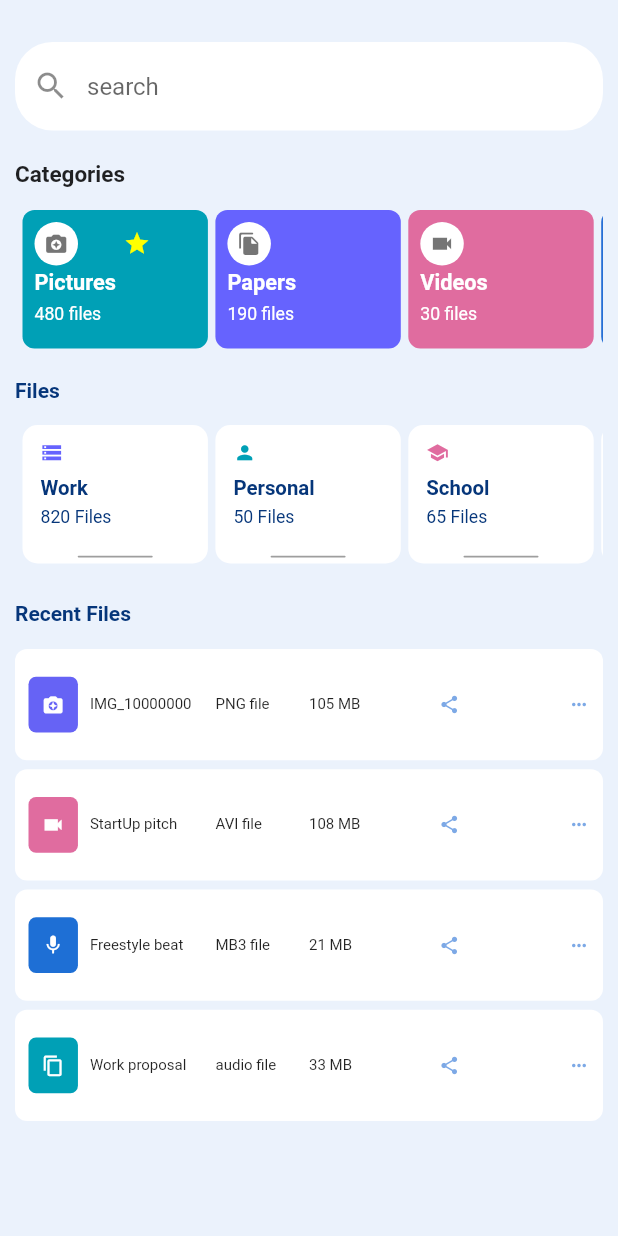
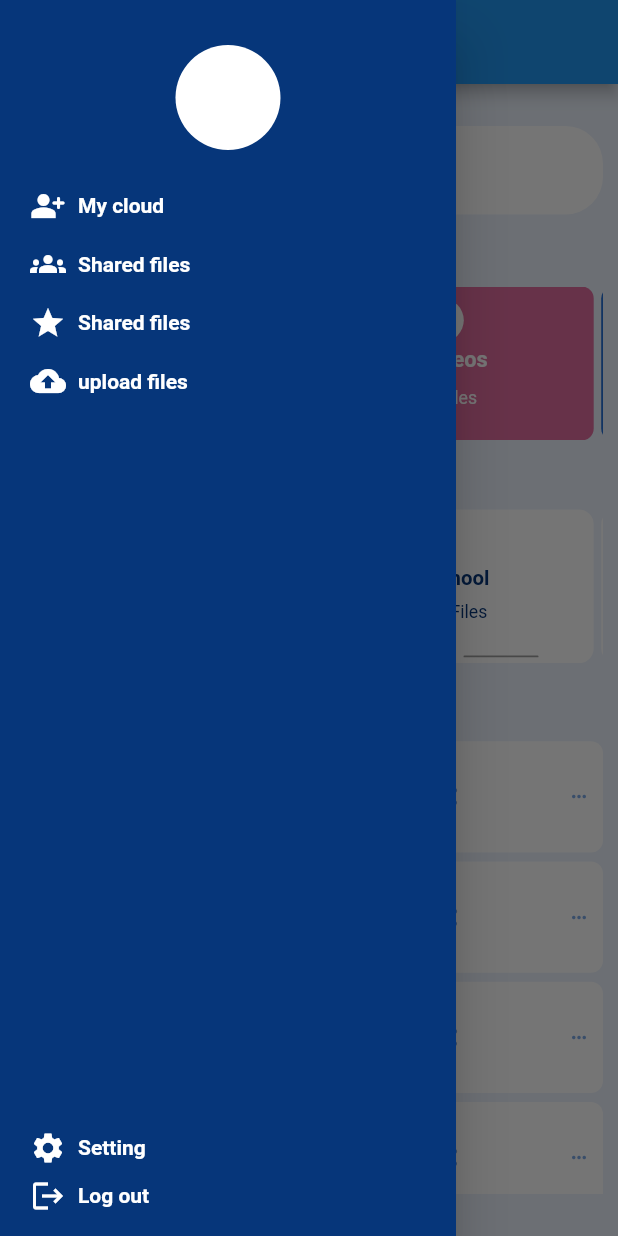
Before and after one commit to hassanMohammedDEV/Responsive-UIApp, a Flutter app: the screen it shows after launch, with the side drawer open (before the commit the screen has no drawer), on a phone screen of 412 x 824 dp. Run offline on Flutter 3.47's test engine with Material 2 defaults, Android fonts, the phone set to English and light mode, and no system bars; our stand-ins replace isar; accounts and stored records are empty.

Commit message:
add drawer.

```diff
--- a/lib/ui/mobile/content/content.dart
+++ b/lib/ui/mobile/content/content.dart
@@ -38,7 +38,7 @@ class Content extends StatelessWidget {
             ),
             const SizedBox(height: 20),
             const Text('Categories',style: TextStyle(fontWeight: FontWeight.bold,fontSize: 15),),
-            const SizedBox(height: 15),
+            const SizedBox(height: 10),
             Expanded(
               flex: 1,
               child: ListView.builder(
@@ -66,8 +66,9 @@ class Content extends StatelessWidget {
             ),
             const SizedBox(height: 20),
             const Text('Files', style: TextStyle(color: Color.fromRGBO(6, 54, 122, 1),fontWeight: FontWeight.bold)),
-            const SizedBox(height: 15),
+            const SizedBox(height: 10),
            Expanded(
+             flex: 1,
              child: ListView.builder(
                  physics: const BouncingScrollPhysics(parent: AlwaysScrollableScrollPhysics()),
                  scrollDirection: Axis.horizontal,
@@ -90,11 +91,11 @@ class Content extends StatelessWidget {
 
              }),
            ),
-            const SizedBox(height: 25),
+            const SizedBox(height: 20),
             const Text('Recent Files', style: TextStyle(color: Color.fromRGBO(6, 54, 122, 1),fontWeight: FontWeight.bold)),
             const SizedBox(height: 10),
             Expanded(
-              flex: 4,
+              flex: 3,
               child: ListView.builder(
                 itemCount: RecentFileModel.getRecentFiles().length,
                   physics: const BouncingScrollPhysics(parent: AlwaysScrollableScrollPhysics()),
--- a/lib/ui/mobile/mobile_home.dart
+++ b/lib/ui/mobile/mobile_home.dart
@@ -1,13 +1,18 @@
 import 'package:flutter/material.dart';
 import 'package:ui_app/ui/mobile/content/content.dart';
+import 'package:ui_app/ui/mobile/nav_drawer/drawer.dart';
 
 class MobileHome extends StatelessWidget {
   const MobileHome({Key? key}) : super(key: key);
 
   @override
   Widget build(BuildContext context) {
-    return  const Scaffold(
-      body: Content(),
+    return  Scaffold(
+      appBar: AppBar(
+        title: const Text('home'),
+      ),
+      drawer: const MobDrawer(),
+      body: const Content(),
     );
   }
 }
--- /dev/null
+++ b/lib/ui/mobile/nav_drawer/drawer.dart
@@ -0,0 +1,101 @@
+import 'package:flutter/material.dart';
+
+class MobDrawer extends StatelessWidget {
+  const MobDrawer({Key? key}) : super(key: key);
+
+  @override
+  Widget build(BuildContext context) {
+    return Drawer(
+      child: Container(
+        color: const Color.fromRGBO(6, 54, 122, 1),
+        child: Padding(
+          padding: const EdgeInsets.only(top: 30),
+          child: Column(
+            children: [
+              const CircleAvatar(
+                //backgroundImage: NetworkImage(''),
+                maxRadius: 35,
+                backgroundColor: Colors.white,
+                child: SizedBox(),
+              ),
+              const SizedBox(height: 25),
+              Expanded(
+                child: SingleChildScrollView(
+                  child: Padding(
+                    padding: const EdgeInsets.only(right: 20,left: 20),
+                    child: Column(
+                      crossAxisAlignment: CrossAxisAlignment.start,
+                      children: [
+                        Row(
+                          children:const [
+                            Icon(Icons.person_add_alt_rounded,color: Colors.white,),
+                            SizedBox(width: 8),
+                            Expanded(child: Text('My cloud',style: TextStyle(fontWeight: FontWeight.bold,color: Colors.white),))
+                          ],
+                        ),
+                        const SizedBox(height: 15,),
+                        Row(
+                          children:const [
+                            Icon(Icons.groups,color: Colors.white,),
+                            SizedBox(width: 8),
+                            Expanded(child: Text('Shared files',style: TextStyle(fontWeight: FontWeight.bold,color: Colors.white),))
+                          ],
+                        ),
+                        const SizedBox(height: 15,),
+                        Row(
+                          children:const [
+                            Icon(Icons.star,color: Colors.white,),
+                            SizedBox(width: 8),
+                            Expanded(child: Text('Shared files',style: TextStyle(fontWeight: FontWeight.bold,color: Colors.white),))
+                          ],
+                        ),
+                        const SizedBox(height: 15,),
+                        Row(
+                          children:const [
+                            Icon(Icons.cloud_upload,color: Colors.white,),
+                            SizedBox(width: 8),
+                            Expanded(child: Text('upload files',style: TextStyle(fontWeight: FontWeight.bold,color: Colors.white),))
+                          ],
+                        ),
+                      ],
+                    ),
+                  ),
+                ),
+              ),
+              Column(
+                mainAxisAlignment: MainAxisAlignment.end,
+                children: [
+                  Padding(
+                    padding: const EdgeInsets.only(right: 20,left: 20),
+                    child: Column(
+                      children: [
+                        Row(
+                          children:const [
+                            Icon(Icons.settings,color: Colors.white,),
+                            SizedBox(width: 8),
+                            Expanded(child: Text('Setting',style: TextStyle(fontWeight: FontWeight.bold,color: Colors.white),))
+                          ],
+                        ),
+                        const SizedBox(
+                          height: 8,
+                        ),
+                        Row(
+                          children:const [
+                            Icon(Icons.logout,color: Colors.white,),
+                            SizedBox(width: 8),
+                            Expanded(child: Text('Log out',style: TextStyle(fontWeight: FontWeight.bold,color: Colors.white),))
+                          ],
+                        ),
+                        const SizedBox(height: 15,),
+                      ],
+                    ),
+                  ),
+                ],
+              ),
+            ],
+          ),
+        ),
+      )
+    );
+  }
+}
--- a/lib/ui/tablet/home/content/content.dart
+++ b/lib/ui/tablet/home/content/content.dart
@@ -1,6 +1,7 @@
 import 'package:flutter/material.dart';
 import 'package:ui_app/model/category/category_model.dart';
 import 'package:ui_app/model/file/file_model.dart';
+import 'package:ui_app/model/recent_file/recent_file_model.dart';
 import 'package:ui_app/ui/desktop/home/content/widgets/category_card.dart';
 import 'package:ui_app/ui/desktop/home/content/widgets/file_card.dart';
 import 'package:ui_app/ui/desktop/home/content/widgets/recent_file_card.dart';
@@ -93,21 +94,26 @@ class Content extends StatelessWidget {
             const Text('Recent Files', style: TextStyle(color: Color.fromRGBO(6, 54, 122, 1),fontWeight: FontWeight.bold)),
             const SizedBox(height: 10),
             Expanded(
-              flex: 4,
-              child: SingleChildScrollView(
-                child: Column(
-                  crossAxisAlignment: CrossAxisAlignment.start,
-                  children: [
-                    RecentfileCard(icon: Icons.camera_enhance_rounded,iconBackgroundColor: const Color.fromRGBO(102, 99, 245, 1),name: 'IMG_10000000',fileType: 'PNG file',size: '105 MB',height: height *0.06,width: width),
-                    const SizedBox(height: 8,),
-                    RecentfileCard(icon: Icons.videocam_sharp,iconBackgroundColor: const Color.fromRGBO(224, 108, 159, 1),name: 'StartUp pitch',fileType: 'AVI file',size: '108 MB',height: height *0.05,width: width),
-                    const SizedBox(height: 8,),
-                    RecentfileCard(icon: Icons.mic,iconBackgroundColor: const Color.fromRGBO(30, 111, 213, 1),name: 'Freestyle beat',fileType: 'MB3 file',size: '21 MB',height: height *0.05,width: width),
-                    const SizedBox(height: 8,),
-                    RecentfileCard(icon: Icons.copy,iconBackgroundColor: const Color.fromRGBO(0, 160, 182, 1),name: 'Work proposal',fileType: 'audio file',size: '33 MB',height: height *0.05,width: width),
-                  ],
-                ),
-              ),
+                flex: 3,
+                child: ListView.builder(
+                    itemCount: RecentFileModel.getRecentFiles().length,
+                    physics: const BouncingScrollPhysics(parent: AlwaysScrollableScrollPhysics()),
+                    scrollDirection: Axis.vertical,
+                    itemBuilder: (context,index){
+                      double cardHeight = height*0.07;
+                      double cardWidth = width;
+                      RecentFileModel item = RecentFileModel.getRecentFiles()[index];
+
+                      return RecentfileCard(
+                        name: item.name,
+                        fileType: item.fileType,
+                        size: item.size,
+                        height: cardHeight,
+                        width: cardWidth,
+                        icon: item.icon,
+                        iconBackgroundColor: item.iconColor,
+                      );
+                    })
             ),
           ],
         ),
--- a/lib/ui/tablet/home/tablet_home.dart
+++ b/lib/ui/tablet/home/tablet_home.dart
@@ -1,5 +1,6 @@
 import 'package:flutter/material.dart';
 import 'package:ui_app/ui/desktop/home/sidebar/sidebar.dart';
+import 'package:ui_app/ui/mobile/nav_drawer/drawer.dart';
 import 'package:ui_app/ui/tablet/home/content/content.dart';
 
 class TabletHome extends StatelessWidget {
@@ -8,6 +9,10 @@ class TabletHome extends StatelessWidget {
   @override
   Widget build(BuildContext context) {
     return  Scaffold(
+      appBar: AppBar(
+        title: const Text('home'),
+      ),
+      drawer: const MobDrawer(),
       body: Row(
         mainAxisAlignment: MainAxisAlignment.start,
         children: const [
```
